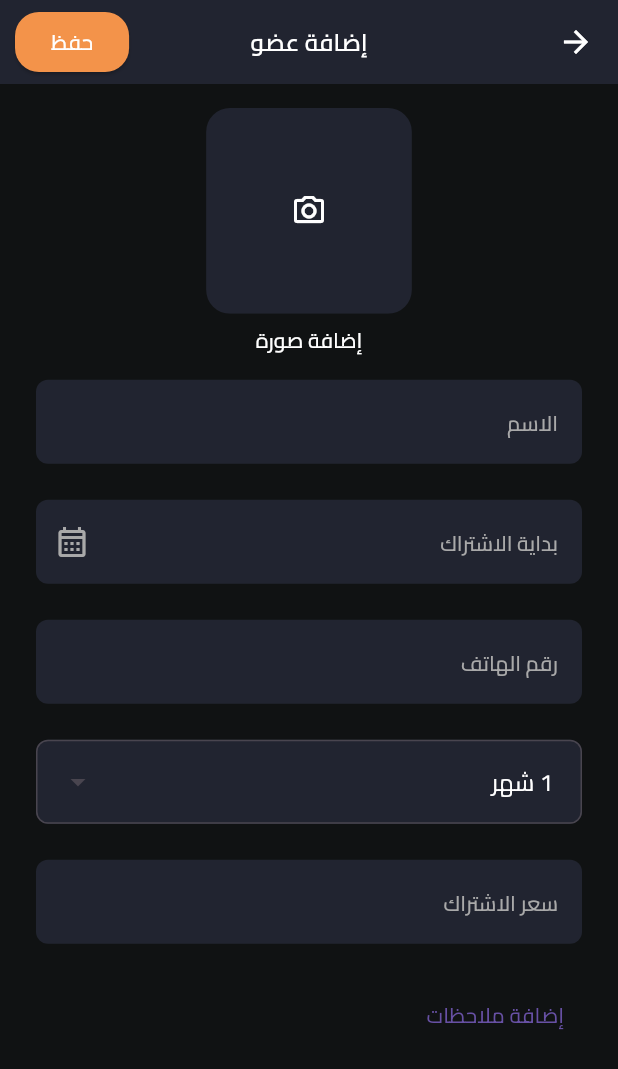
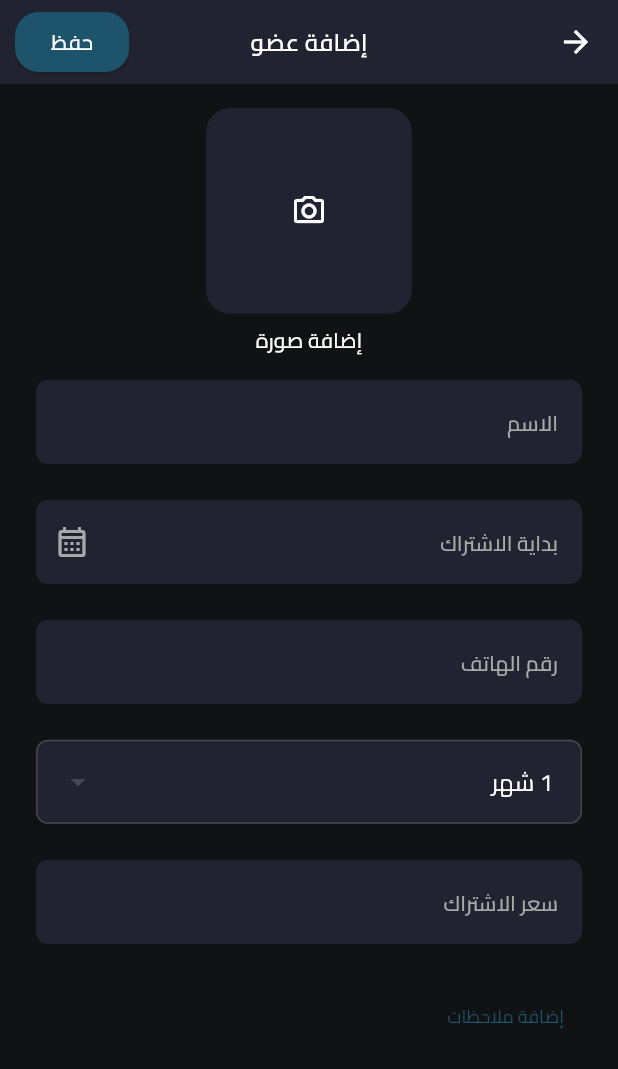
Before and after one commit to mahmoudsaeedm24/weider, a Flutter app: the screen it shows after launch, after a tap on the "add" icon, on a phone screen of 412 x 824 dp. Shown: the top 1069 px of the screen. Run offline on Flutter 3.47's test engine with Material 3 defaults, Android fonts, the phone set to English and light mode, and no system bars; our stand-ins replace device_preview, flutter_bloc, flutter_local_notifications, gap, get_it, hive_flutter and 3 more; accounts and stored records are empty.

Commit message:
change app color

```diff
--- a/lib/core/extension/text_style_on_context.dart
+++ b/lib/core/extension/text_style_on_context.dart
@@ -18,10 +18,12 @@ extension TextStyleOnContext on BuildContext {
 
   double _textScale(double fontSize) {
     // final scaler = MediaQuery.maybeTextScalerOf(this);
-    // final limitedScaler = scaler?.clamp(minScaleFactor: 1, maxScaleFactor: 2);
-    // log(limitedScaler.toString());
+    // log("scaler = $scaler");
+    // final limitedScaler = scaler?.clamp(minScaleFactor: 1, maxScaleFactor: 1.1);
+    // // log(limitedScaler.toString());
     // log("${limitedScaler?.scale(fontSize) ?? fontSize}");
-    // return limitedScaler?.scale(fontSize) ?? fontSize;  //* هي اللي بيتظهر ال scaler
+    // return limitedScaler?.scale(fontSize) ??
+    //     fontSize; //* هي اللي بيتظهر ال scaler
     return fontSize;
   }
 
@@ -29,7 +31,7 @@ extension TextStyleOnContext on BuildContext {
     final size = style?.fontSize ?? defaultSize;
     final scaledSize = _textScale(size) * _deviceFontScale();
     // final scaledSize = _textScale(size) * _deviceFontScale();
-    log("TextScaler = ${_deviceFontScale()}");
+    log("TextScaler = ${_textScale(size)}");
     return (style ?? const TextStyle()).copyWith(fontSize: scaledSize);
   }
 
--- a/lib/core/routes.dart
+++ b/lib/core/routes.dart
@@ -1,6 +1,7 @@
 import 'package:flutter/material.dart';
 import 'package:flutter_bloc/flutter_bloc.dart';
 import 'package:weider/core/dependency_injection/di.dart';
+import 'package:weider/features/me/me_screen.dart';
 import 'package:weider/features/user/presentation/view/add_edit_user_screen.dart';
 import 'package:weider/features/user/presentation/view/display_users_screen.dart';
 
@@ -11,24 +12,23 @@ class Screens {
 
   static const String home = 'home';
   static const String addEditUser = 'addEditNewUser';
+  static const String meInfo = 'meInfo';
 }
 
 Route<dynamic>? onGenerateRoute(RouteSettings settings) {
-
   switch (settings.name) {
     case Screens.home: // أو Screens.home.name
       return MaterialPageRoute(
-        builder: (context) =>
-            BlocProvider(
-        create: (context) => getIt<GetUsersCubit>(),
-        child: const DisplayUsersScreen(),
-      ),
+        builder: (context) => BlocProvider(
+          create: (context) => getIt<GetUsersCubit>(),
+          child: const DisplayUsersScreen(),
+        ),
       );
 
     case Screens.addEditUser: // أو Screens.addNewUser.name
-      return MaterialPageRoute(
-        builder: (context) => const AddEditUserScreen(),
-      );
+      return MaterialPageRoute(builder: (context) => const AddEditUserScreen());
+    case Screens.meInfo: // أو Screens.addNewUser.name
+      return MaterialPageRoute(builder: (context) => const MeScreen());
 
     default:
       return MaterialPageRoute(
--- a/lib/core/theme/app_colors.dart
+++ b/lib/core/theme/app_colors.dart
@@ -7,7 +7,7 @@ class AppColors {
   static Color onPrimary = Colors.white;
   static Color accentLight = const Color.fromARGB(255, 169, 169, 169);
 
-  static Color secondary = const Color(0xfff3934a);
+  static Color secondary = const Color(0xFF1D546C);
   static Color onSecondary = Colors.white;
 
   static Color surfaceBackground = const Color(0xff101213);
--- a/lib/features/user/presentation/view/display_users_screen.dart
+++ b/lib/features/user/presentation/view/display_users_screen.dart
@@ -1,5 +1,6 @@
 import 'package:flutter/material.dart';
 import 'package:weider/core/extension/text_style_on_context.dart';
+import 'package:weider/core/routes.dart';
 import 'package:weider/core/theme/app_colors.dart';
 
 import '../widgets/display_users_widgets/display_users_body.dart';
@@ -16,6 +17,12 @@ class DisplayUsersScreen extends StatelessWidget {
           style: context.semiB18.copyWith(color: AppColors.onPrimary),
         ),
         actions: [
+          IconButton(
+            onPressed: () {
+              Navigator.pushNamed(context, Screens.meInfo);
+            },
+            icon: Icon(Icons.info_outline),
+          ),
           // Image.asset(
           //   "assets/images/wing.png",
           //   width: 10,
--- a/lib/features/user/presentation/widgets/add_edit_users_widgets/details_list.dart
+++ b/lib/features/user/presentation/widgets/add_edit_users_widgets/details_list.dart
@@ -1,15 +1,27 @@
 import 'package:flutter/material.dart';
 import 'package:flutter/services.dart';
 import 'package:weider/core/constants/reg_ex.dart';
+import 'package:weider/core/extension/text_style_on_context.dart';
+import 'package:weider/core/theme/app_colors.dart';
 import 'package:weider/features/user/presentation/widgets/add_edit_users_widgets/interval_selection.dart';
 import 'package:weider/features/user/presentation/widgets/add_edit_users_widgets/text_input/custom_text_input_field.dart';
 
 import '../../../data/models/user_model/user_model.dart';
 
 class DetailsList extends StatefulWidget {
-  const DetailsList({super.key, this.userModel, required this.formState, required this.nameController, required this.startController, required this.phoneController, required this.intervalController, required this.priceController, required this.noteController});
+  const DetailsList({
+    super.key,
+    this.userModel,
+    required this.formState,
+    required this.nameController,
+    required this.startController,
+    required this.phoneController,
+    required this.intervalController,
+    required this.priceController,
+    required this.noteController,
+  });
   final UserModel? userModel;
-    final  GlobalKey<FormState> formState;
+  final GlobalKey<FormState> formState;
   final TextEditingController nameController,
       startController,
       phoneController,
@@ -28,8 +40,6 @@ class _DetailsListState extends State<DetailsList> {
     super.initState();
     addNote = widget.userModel?.note == null;
   }
-
-
 
   Future<DateTime> _subDate() async {
     final currDate = DateTime.now();
@@ -76,7 +86,9 @@ class _DetailsListState extends State<DetailsList> {
               isModify: widget.userModel == null,
               onTap: () async {
                 final DateTime initDateTime = await _subDate();
-                widget.startController.text = initDateTime.toString().split(' ')[0];
+                widget.startController.text = initDateTime.toString().split(
+                  ' ',
+                )[0];
               },
               label: "بداية الاشتراك",
               validator: (input) {
@@ -137,15 +149,14 @@ class _DetailsListState extends State<DetailsList> {
                   addNote = !addNote;
                 });
               },
-              child: Text(addNote ? "إضافة ملاحظات" : "حذف الملاحظة"),
+              child: Text(
+                addNote ? "إضافة ملاحظات" : "حذف الملاحظة",
+                style: context.reg12.copyWith(color: AppColors.secondary),
+              ),
             ),
-
-
           ],
         ),
       ),
     );
   }
-
-
 }
--- a/lib/features/user/presentation/widgets/add_edit_users_widgets/image_part/custom_image_selection.dart
+++ b/lib/features/user/presentation/widgets/add_edit_users_widgets/image_part/custom_image_selection.dart
@@ -48,7 +48,7 @@ class CustomImageSelection extends StatelessWidget {
                         );
 
                         await cubit.storeImagePath(imagePath: imagePath);
-                        if(context.mounted){
+                        if (context.mounted) {
                           Navigator.pop(context);
                         }
                       },
@@ -61,10 +61,9 @@ class CustomImageSelection extends StatelessWidget {
                           source: ImageSource.gallery,
                         );
                         await cubit.storeImagePath(imagePath: imagePath);
-                        if(context.mounted){
+                        if (context.mounted) {
                           Navigator.pop(context);
                         }
-
                       },
                     ),
                   ],
@@ -89,7 +88,7 @@ class CustomImageSelection extends StatelessWidget {
           ),
           Text(
             imagePath == null ? "إضافة صورة" : "تعديل الصورة",
-            style: context.med14.copyWith(color: AppColors.onPrimary),
+            style: context.med14.copyWith(color: AppColors.onSecondary),
           ),
         ],
       ),
--- a/lib/features/user/presentation/widgets/add_edit_users_widgets/text_input/custom_text_input_field.dart
+++ b/lib/features/user/presentation/widgets/add_edit_users_widgets/text_input/custom_text_input_field.dart
@@ -41,17 +41,17 @@ class _CustomTextInputFieldState extends State<CustomTextInputField> {
   bool isArabic = true;
   late bool modifiedComplete = false;
   bool autofocus = false;
-  late FocusNode _focusNode;
+  // late FocusNode _focusNode;
   @override
   void initState() {
     super.initState();
     readOnly = widget.isDate || !widget.isModify;
-    _focusNode = FocusNode();
+    // _focusNode = FocusNode();
   }
 
   @override
   void dispose() {
-    _focusNode.dispose();
+    // _focusNode.dispose();
     super.dispose();
   }
 
@@ -68,7 +68,7 @@ class _CustomTextInputFieldState extends State<CustomTextInputField> {
       keyboardType: widget.keyboardType,
       cursorColor: AppColors.secondary,
       autofocus: autofocus,
-      focusNode: _focusNode,
+      // focusNode: _focusNode,
 
       readOnly: readOnly,
       validator: widget.validator,
@@ -99,9 +99,9 @@ class _CustomTextInputFieldState extends State<CustomTextInputField> {
                 setState(() {
                   readOnly = false;
                 });
-                Future.delayed(Duration(milliseconds: 100), () {
-                  _focusNode.requestFocus();
-                });
+                // Future.delayed(Duration(milliseconds: 100), () {
+                //   _focusNode.requestFocus();
+                // });
               },
               icon: Icon(Icons.edit_outlined, color: AppColors.accentLight),
             )
@@ -111,7 +111,7 @@ class _CustomTextInputFieldState extends State<CustomTextInputField> {
                   readOnly = true;
                 });
 
-                _focusNode.unfocus();
+                // _focusNode.unfocus();
               },
               icon: Icon(Icons.check, color: AppColors.secondary),
             );
--- a/lib/features/user/presentation/widgets/display_users_widgets/UserCard/image_review.dart
+++ b/lib/features/user/presentation/widgets/display_users_widgets/UserCard/image_review.dart
@@ -14,6 +14,8 @@ class ImageReview extends StatelessWidget {
       child: SizedBox(
         width: 26.sp(context),
         height: 28.5.sp(context),
+        // width: 100,
+        // height: 100,
         child: userModel.imagePath == null
             ? Image.asset('assets/images/unkown_person.png', fit: BoxFit.cover)
             : Image.file(File(userModel.imagePath!), fit: BoxFit.cover),
--- a/lib/features/user/presentation/widgets/display_users_widgets/dismissible_user_card.dart
+++ b/lib/features/user/presentation/widgets/display_users_widgets/dismissible_user_card.dart
@@ -28,7 +28,11 @@ class DismissibleUserCard extends StatelessWidget {
             if (details.progress == .33) {}
           },
           background: Container(
-            color: Colors.red,
+            margin: EdgeInsets.only(bottom: 16),
+            decoration: BoxDecoration(
+              color: Colors.red,
+              borderRadius: BorderRadius.circular(16),
+            ),
             alignment: Alignment(.8, 0),
             child: Icon(Icons.delete),
           ),
--- a/lib/features/user/presentation/widgets/display_users_widgets/display_users_body.dart
+++ b/lib/features/user/presentation/widgets/display_users_widgets/display_users_body.dart
@@ -75,7 +75,7 @@ class _DisplayUsersBodyState extends State<DisplayUsersBody> with RouteAware {
             children: [
               //* عرض الداتا
               Padding(
-                padding: EdgeInsets.only(top: 26.sp(context)),
+                padding: EdgeInsets.only(top: 28.5.sp(context)),
                 child: BlocBuilder<GetUsersCubit, GetUsersState>(
                   // buildWhen: (previous, current) =>
                   //     previous != current && current is GetUsersSuccess,
@@ -144,7 +144,7 @@ class _DisplayUsersBodyState extends State<DisplayUsersBody> with RouteAware {
                         color: AppColors.secondary,
                         borderRadius: BorderRadius.circular(8),
                       ),
-                      height: 7.sp(context),
+                      height: 8.sp(context),
                       child: BlocBuilder<GetUsersCubit, GetUsersState>(
                         builder: (context, state) {
                           if (state is GetUsersLoading) {
--- a/pubspec.yaml
+++ b/pubspec.yaml
@@ -16,7 +16,7 @@ publish_to: "none" # Remove this line if you wish to publish to pub.dev
 # https://developer.apple.com/library/archive/documentation/General/Reference/InfoPlistKeyReference/Articles/CoreFoundationKeys.html
 # In Windows, build-name is used as the major, minor, and patch parts
 # of the product and file versions while build-number is used as the build suffix.
-version: 1.0.1+2
+version: 1.0.1+3
 
 environment:
   sdk: ^3.8.1
@@ -28,7 +28,6 @@ environment:
 # the latest version available on pub.dev. To see which dependencies have newer
 # versions available, run `flutter pub outdated`.
 dependencies:
-  build_runner: ^2.4.6
   cupertino_icons: ^1.0.8
   device_preview: ^1.3.1
   flutter:
@@ -39,7 +38,6 @@ dependencies:
   gap: ^3.0.1
   get_it: ^8.2.0
   hive_flutter: ^1.1.0
-  hive_generator: ^2.0.1
   image_picker: ^1.2.0
   intl: ^0.20.2
   path_provider: ^2.1.5
@@ -49,6 +47,8 @@ dependencies:
 
 dev_dependencies:
   flutter_lints: ^5.0.0
+  build_runner: ^2.4.6
+  hive_generator: ^2.0.1
   flutter_test:
     sdk: flutter
 
```
Also changed, not shown: lib/features/me/me_screen.dart (added, +72 -0 lines), lib/features/me/my_animated_name.dart (added, +40 -0 lines), lib/features/user/presentation/widgets/display_users_widgets/UserCard/user_card.dart (+18 -19 lines), pubspec.lock.
